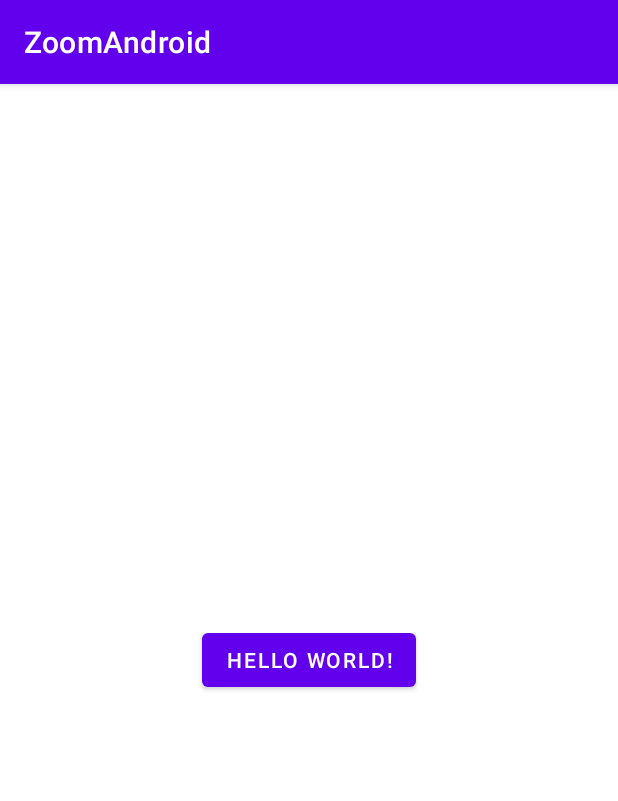
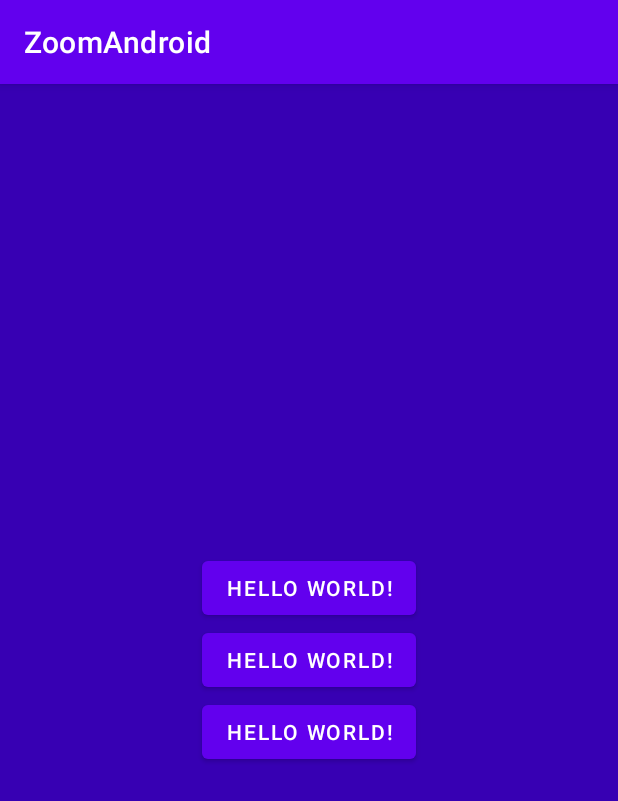
Before and after one commit to Shahzod010299/ZoomAndroid, an Android app: the screen it shows after launch (MainActivity), on a phone screen of 412 x 824 dp. Shown: the top 801 px of the screen. Run offline under Robolectric (Android 15) with nearby library versions, the phone set to English and light mode, and no system bars.

Commit message:
3 ta button qoshildi.

```diff
--- a/app/src/main/res/layout/activity_main.xml
+++ b/app/src/main/res/layout/activity_main.xml
@@ -5,6 +5,7 @@
     xmlns:tools="http://schemas.android.com/tools"
     android:layout_width="match_parent"
     android:orientation="vertical"
+    android:background="@color/purple_700"
     android:gravity="center"
     android:layout_height="match_parent"
     tools:context=".MainActivity">
@@ -14,4 +15,14 @@
         android:layout_height="wrap_content"
         android:text="Hello World!"/>
 
+    <Button
+        android:layout_width="wrap_content"
+        android:layout_height="wrap_content"
+        android:text="Hello World!"/>
+
+    <Button
+        android:layout_width="wrap_content"
+        android:layout_height="wrap_content"
+        android:text="Hello World!"/>
+
 </LinearLayout>
```
